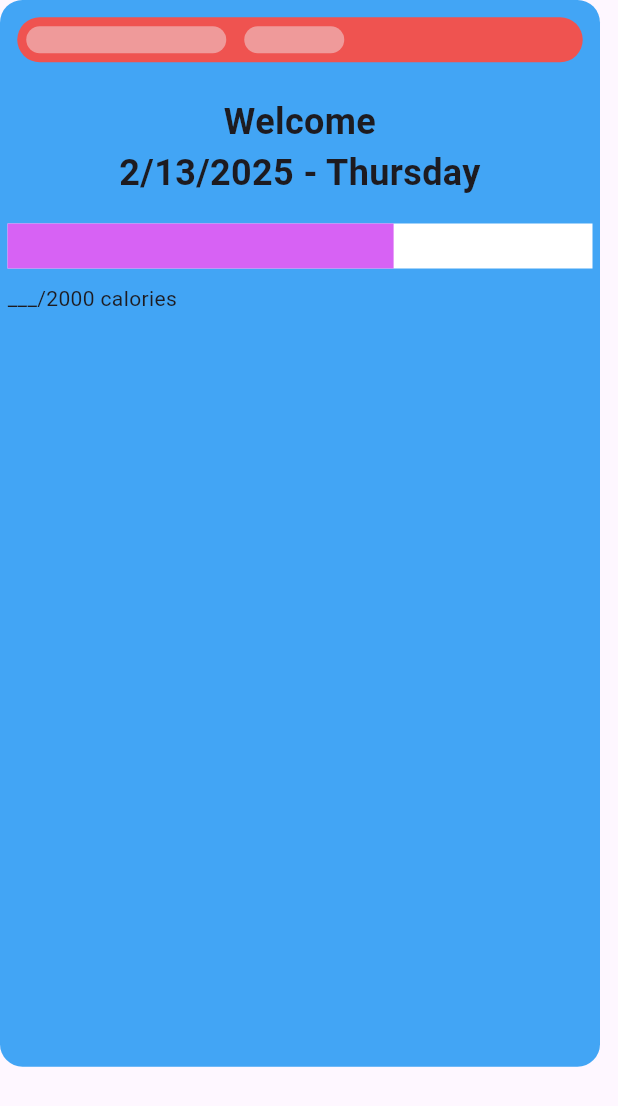
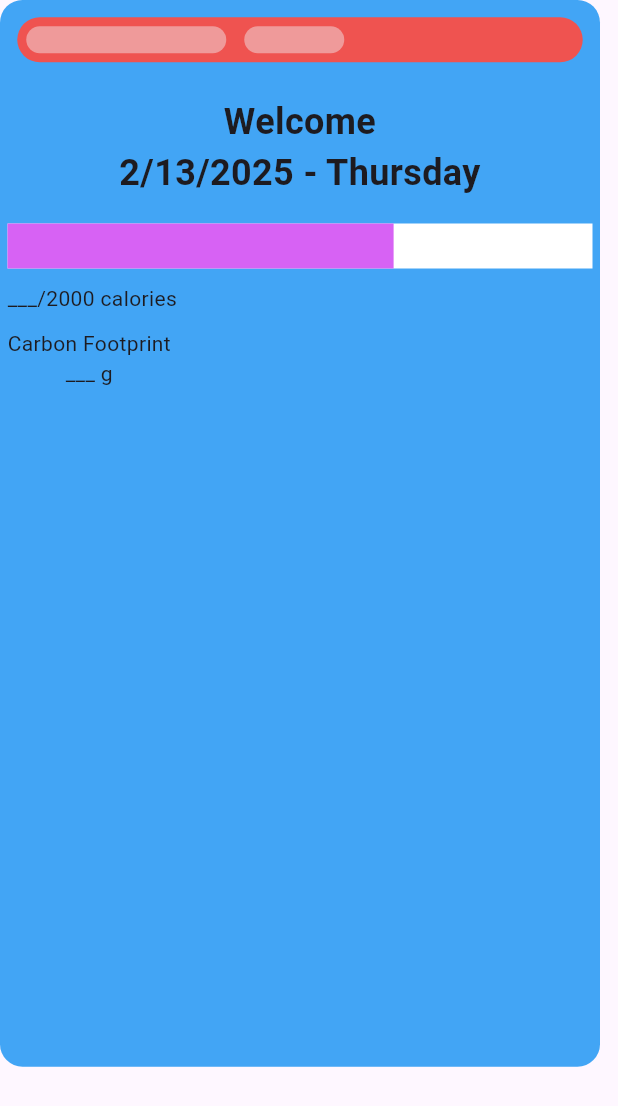
Before and after one commit to Nutrition-Track/voltamobile, a Flutter app: the screen it shows after launch, on a phone screen of 412 x 824 dp. Shown: the top 1106 px of the screen. Run offline on Flutter 3.47's test engine with Material 3 defaults, Android fonts, the phone set to English and light mode, and no system bars.

Commit message:
sync, added a few UI elements

```diff
--- a/lib/main.dart
+++ b/lib/main.dart
@@ -8,8 +8,8 @@
 
   @override
   Widget build(BuildContext context) {
-    DateTime now = new DateTime.now();
-    DateTime date = new DateTime(now.year, now.month, now.day);
+    DateTime now = DateTime.now();
+    DateTime date = DateTime(now.year, now.month, now.day);
     String day;
     if (date.weekday == 0) {
       day = "Sunday";
@@ -46,8 +46,11 @@
                       color: Colors.blue[400],
                       borderRadius: BorderRadius.circular(15.0),
                     ),
-                    child: Column(children: [
+                    child: Column(
+                      children: [
                         // list of boxes
+                        Column(children: [
+                          // intro box
                           Padding(
                               // header
                               padding: EdgeInsets.all(uielementpadding),
@@ -94,17 +97,11 @@
                               padding: EdgeInsets.all(uielementpadding),
                               child: DefaultTextStyle.merge(
                                   style: TextStyle(
-                                  fontSize: 24, fontWeight: FontWeight.bold),
+                                      fontSize: 24,
+                                      fontWeight: FontWeight.bold),
                                   child: Center(
                                       child: Text(
-                                      'Welcome\n' +
-                                          date.month.toString() +
-                                          '/' +
-                                          date.day.toString() +
-                                          '/' +
-                                          date.year.toString() +
-                                          ' - ' +
-                                          day,
+                                          'Welcome\n${date.month}/${date.day}/${date.year} - $day',
                                           textAlign: TextAlign.center)))),
                           Padding(
                               // progress bar
@@ -113,15 +110,33 @@
                                 value: 0.66,
                                 minHeight: 30,
                                 color: Color.fromARGB(255, 215, 98, 244),
-                            backgroundColor: Color.fromARGB(255, 255, 255, 255),
+                                backgroundColor:
+                                    Color.fromARGB(255, 255, 255, 255),
                               )),
                           Padding(
                               padding: EdgeInsets.all(5),
                               child: SizedBox(
                                 width: screenwidth,
-                          child: Text('___/2000 calories', textAlign: TextAlign.left),
+                                child: Text('___/2000 calories',
+                                    textAlign: TextAlign.left),
+                              )),
+                          Padding(
+                              // pie chart area, includes pie chart text
+                              padding: EdgeInsets.all(5),
+                              child: Row(
+                                children: [
+                                  Column(children: [
+                                    Text('Carbon Footprint'),
+                                    Text('___ g'),
+                                    Container(// detailed summary
+
                                         )
-                      ),
-                    ])))));
+                                  ]),
+                                  // pie chart
+                                ],
+                              ))
+                        ])
+                      ],
+                    )))));
   }
 }
```
Lines whose indentation alone changed are shown as unchanged.
